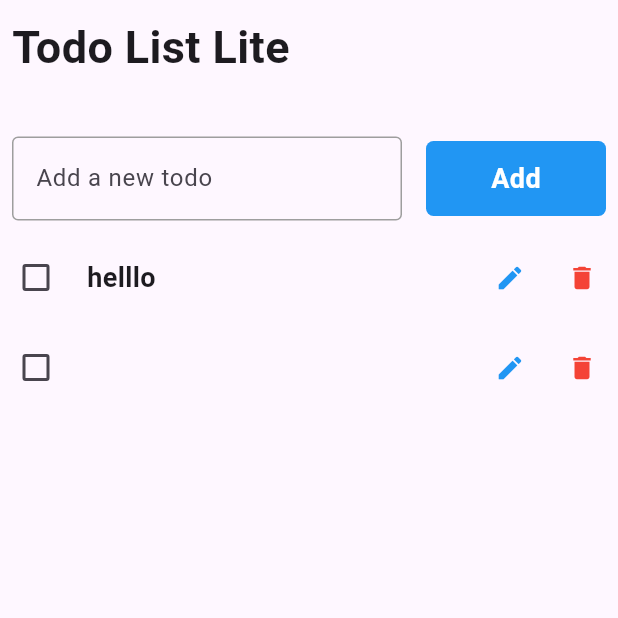
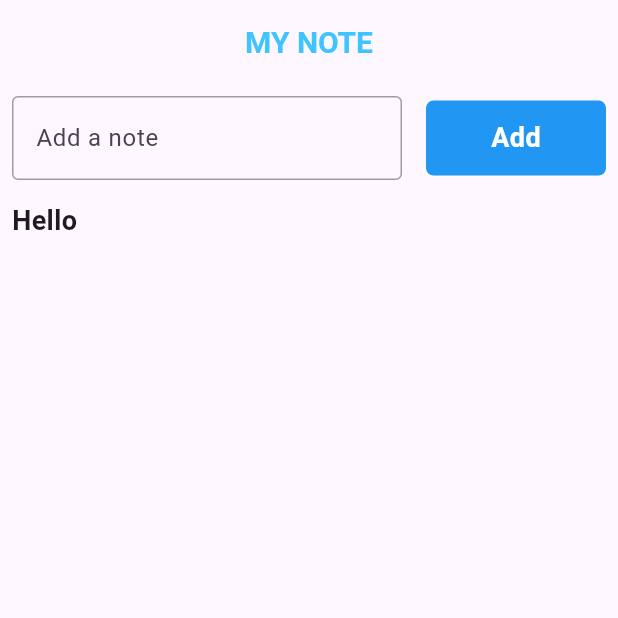
Before and after one commit to Abhinandas004/TODO-App-With-provider, a Flutter app: the screen it shows after launch, after a tap on "Add", on a phone screen of 412 x 824 dp, the top half of it. Run offline on Flutter 3.47's test engine with Material 3 defaults, Android fonts, the phone set to English and light mode, and no system bars; our stand-ins replace get.

Commit message:
Getx_controller

```diff
--- /dev/null
+++ b/lib/Counter_controller/Counter ui.dart
@@ -0,0 +1,39 @@
+import 'package:flutter/material.dart';
+import 'package:get/get.dart';
+import 'package:get/get_core/src/get_main.dart';
+import 'package:state_management/Counter_controller/Countercontroller.dart';
+
+class GetXCounterui extends StatelessWidget {
+  const GetXCounterui({super.key});
+
+  @override
+  Widget build(BuildContext context) {
+    final getcontroller = Get.put(Countercontroller());
+    return Scaffold(body: Obx(
+       () {
+        return Column(
+          mainAxisAlignment: MainAxisAlignment.center,
+          children: [
+            Center(child: Text(getcontroller.count.toString(), style: TextStyle(fontSize: 60))),
+            Row(mainAxisAlignment: MainAxisAlignment.center,
+              children: [
+                IconButton(onPressed: () {
+                  getcontroller.decrement();
+                }, icon: Icon(Icons.minimize_outlined,size: 40,)),
+                SizedBox(width: 30,),
+                IconButton(onPressed: () {
+                  getcontroller.Increment();
+                }, icon: Icon(Icons.add,size: 40,)),
+                SizedBox(width: 30,),
+                IconButton(onPressed: () {
+                  getcontroller.reset();
+                }, icon: Icon(Icons.restart_alt,size: 40,)),
+              ],
+            ),
+          ],
+        );
+      }
+    ),
+    );
+  }
+}
--- /dev/null
+++ b/lib/Counter_controller/Countercontroller.dart
@@ -0,0 +1,19 @@
+import 'package:get/get.dart';
+import 'package:get/get_state_manager/get_state_manager.dart';
+
+class Countercontroller extends GetxController{
+  RxInt count = 0.obs
+  ;
+  void Increment (){
+    count.value++;
+  }
+  void decrement() {
+    if (count > 0) {
+      count.value--;
+    }
+  }
+  void reset() {
+    count.value=0;
+  }
+
+}
--- /dev/null
+++ b/lib/Note_app/Note_app_ui.dart
@@ -0,0 +1,97 @@
+import 'package:flutter/material.dart';
+import 'package:get/get.dart';
+import 'Note_todo.dart';
+import 'note_controller.dart';
+
+class NoteAppUi extends StatelessWidget {
+  NoteAppUi({super.key});
+
+  final TextEditingController _noteTextController = TextEditingController();
+  final NoteController noteController = Get.put(NoteController());
+
+  @override
+  Widget build(BuildContext context) {
+    return Scaffold(
+      appBar: AppBar(
+        title: Center(
+          child: Text(
+            "MY NOTE",
+            style: TextStyle(
+              fontWeight: FontWeight.bold,
+              fontSize: 20,
+              color: Colors.lightBlueAccent,
+            ),
+          ),
+        ),
+      ),
+      body: Column(
+        children: [
+          Row(
+            mainAxisAlignment: MainAxisAlignment.spaceBetween,
+            children: [
+              Expanded(
+                child: Padding(
+                  padding: const EdgeInsets.all(8.0),
+                  child: TextFormField(
+                    controller: _noteTextController,
+                    decoration: InputDecoration(
+                      labelText: "Add a note",
+                      border: OutlineInputBorder(
+                        borderRadius: BorderRadius.all(Radius.circular(5)),
+                      ),
+                      enabledBorder: OutlineInputBorder(
+                        borderSide: BorderSide(color: Colors.grey, width: 1),
+                      ),
+                    ),
+                  ),
+                ),
+              ),
+              Padding(
+                padding: const EdgeInsets.all(8.0),
+                child: InkWell(
+                  onTap: () {
+                    noteController.addNote(_noteTextController.text.trim());
+                    _noteTextController.clear();
+                  },
+                  child: Container(
+                    height: 50,
+                    width: 120,
+                    decoration: const BoxDecoration(
+                      borderRadius: BorderRadius.all(Radius.circular(5)),
+                      color: Colors.blue,
+                    ),
+                    child: const Center(
+                      child: Text(
+                        "Add",
+                        style: TextStyle(
+                          color: Colors.white,
+                          fontWeight: FontWeight.bold,
+                          fontSize: 18,
+                        ),
+                      ),
+                    ),
+                  ),
+                ),
+              ),
+            ],
+          ),
+          Expanded(
+            child: Obx(() {
+              return ListView.builder(
+                itemCount: noteController.notes.length,
+                itemBuilder: (context, index) {
+                  final note = noteController.notes[index];
+                  final title = note["title"]; "";
+
+                  return Todotilee(
+                    title: title,
+                  );
+                },
+              );
+            }),
+          ),
+        ],
+      ),
+    );
+  }
+}
--- /dev/null
+++ b/lib/Note_app/Note_controller.dart
@@ -0,0 +1,11 @@
+import 'package:get/get.dart';
+
+class NoteController extends GetxController {
+  RxList<Map<String, dynamic>> notes = <Map<String, dynamic>>[
+    {"title": "Hello"},
+  ].obs;
+
+  void addNote(String title) {
+    notes.add({"title": title});
+  }
+}
--- /dev/null
+++ b/lib/Note_app/Note_todo.dart
@@ -0,0 +1,30 @@
+import 'package:flutter/material.dart';
+
+class Todotilee extends StatelessWidget {
+  final String title;
+
+  const Todotilee({
+    super.key,
+    required this.title,
+  });
+
+  @override
+  Widget build(BuildContext context) {
+    return Padding(
+      padding: const EdgeInsets.symmetric(vertical: 6, horizontal: 8),
+      child: Row(
+        children: [
+          Expanded(
+            child: Text(
+              title,
+              style: const TextStyle(
+                fontSize: 18,
+                fontWeight: FontWeight.bold,
+              ),
+            ),
+          ),
+        ],
+      ),
+    );
+  }
+}
--- a/lib/main.dart
+++ b/lib/main.dart
@@ -1,8 +1,11 @@
 import 'package:flutter/material.dart';
+import 'package:get/get_navigation/get_navigation.dart';
 import 'package:provider/provider.dart';
+import 'package:state_management/Counter_controller/Counter%20ui.dart';
 import 'package:state_management/Counter_provider.dart';
 
 import 'Counter_ui.dart';
+import 'Note_app/Note_app_ui.dart';
 import 'Todo/Splashscreen.dart';
 import 'Todo/Todo_provider.dart';
 
@@ -12,10 +15,13 @@ void main() {
       providers: [
         ChangeNotifierProvider(create: (context) => Todoprovider()),
       ],
-      child: MyApp(),
-    ),
+      child:
+       MyApp(),
+    )
+
   );
 }
+
 
 class MyApp extends StatelessWidget {
   const MyApp({super.key});
@@ -23,7 +29,7 @@ class MyApp extends StatelessWidget {
   // This widget is the root of your application.
   @override
   Widget build(BuildContext context) {
-    return MaterialApp(
+    return GetMaterialApp(
       debugShowCheckedModeBanner: false,
       title: 'Flutter Demo',
       theme: ThemeData(
@@ -44,7 +50,7 @@ class MyApp extends StatelessWidget {
         // tested with just a hot reload.
         colorScheme: ColorScheme.fromSeed(seedColor: Colors.deepPurple),
       ),
-      home: Splashscreen(),
+      home: NoteAppUi(),
     );
   }
 }
--- a/pubspec.yaml
+++ b/pubspec.yaml
@@ -35,6 +35,7 @@ dependencies:
   # Use with the CupertinoIcons class for iOS style icons.
   cupertino_icons: ^1.0.8
   provider: ^6.1.5+1
+  get: ^4.7.2
 
 dev_dependencies:
   flutter_test:
```
Also changed, not shown: pubspec.lock.
